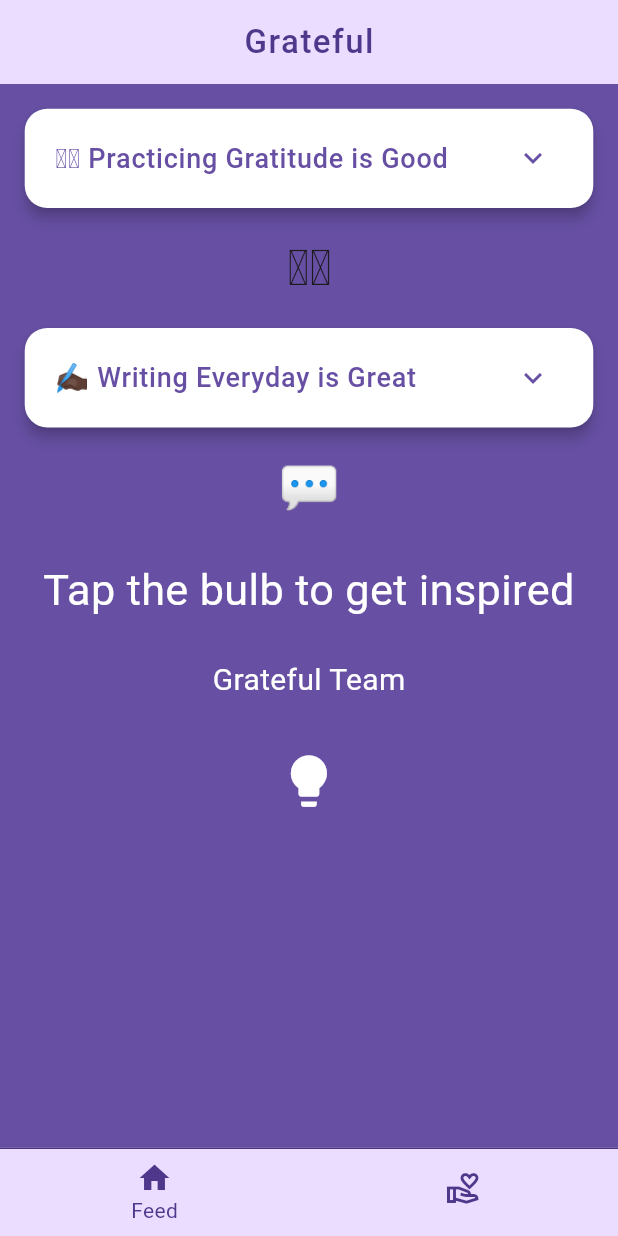
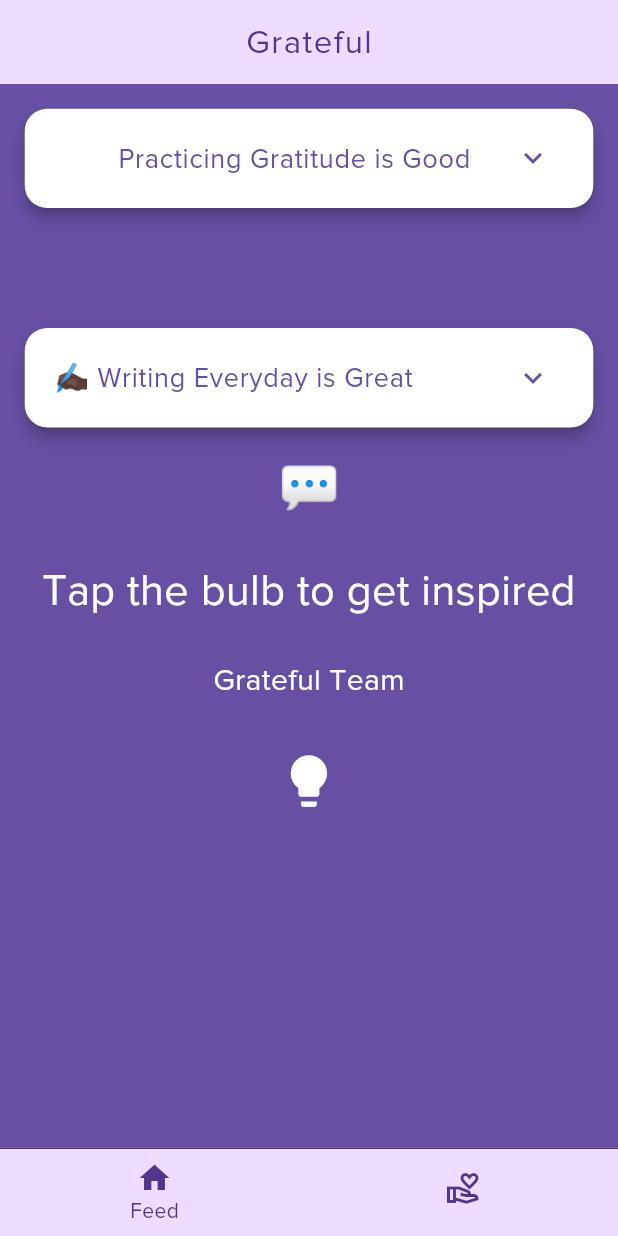
Before and after one commit to aTamarsh/grateful, a Flutter app: the screen it shows after launch, on a phone screen of 412 x 824 dp. Run offline on Flutter 3.47's test engine with Material 2 defaults, Android fonts, the phone set to English and light mode, and no system bars; our stand-ins replace dio, hive_flutter; accounts and stored records are empty.

Commit message:
imported ProximaNova font family and used correctly in MaterialApp.

```diff
--- a/lib/main.dart
+++ b/lib/main.dart
@@ -25,6 +25,7 @@ class MyApp extends StatelessWidget {
       title: 'The Grateful Project',
       theme: ThemeData(
         useMaterial3: true,
+        fontFamily: 'ProximaNova'
       ),
       home: const HomePage(),
     );
--- a/pubspec.yaml
+++ b/pubspec.yaml
@@ -77,6 +77,10 @@ flutter:
   # "family" key with the font family name, and a "fonts" key with a
   # list giving the asset and other descriptors for the font. For
   # example:
+  fonts:
+    - family: ProximaNova
+      fonts:
+        - asset: assets/fonts/ProximaNova.ttf
   # fonts:
   #   - family: Schyler
   #     fonts:
```
Also changed, not shown: assets/fonts/ProximaNova.ttf (added).
